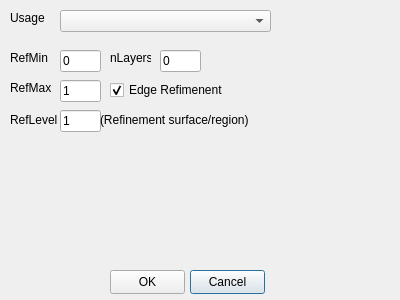
The window that src/stlDialog.ui (thawtar/ampersandCFD) describes before a commit, drawn with Qt 5.
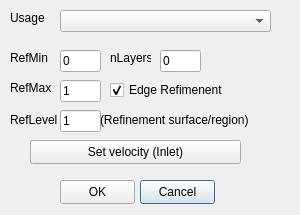
The same window after the commit.

Diff of the .ui file:
```diff
--- a/src/stlDialog.ui
+++ b/src/stlDialog.ui
@@ -6,8 +6,8 @@
    <rect>
     <x>0</x>
     <y>0</y>
-    <width>400</width>
-    <height>300</height>
+    <width>300</width>
+    <height>215</height>
    </rect>
   </property>
   <property name="windowTitle">
@@ -120,8 +120,8 @@
   <widget class="QPushButton" name="pushButtonCancel">
    <property name="geometry">
     <rect>
-     <x>190</x>
-     <y>270</y>
+     <x>140</x>
+     <y>180</y>
      <width>75</width>
      <height>24</height>
     </rect>
@@ -133,8 +133,8 @@
   <widget class="QPushButton" name="pushButtonOK">
    <property name="geometry">
     <rect>
-     <x>110</x>
-     <y>270</y>
+     <x>60</x>
+     <y>180</y>
      <width>75</width>
      <height>24</height>
     </rect>
@@ -198,6 +198,19 @@
     <string>(Refinement surface/region)</string>
    </property>
   </widget>
+  <widget class="QPushButton" name="pushButton">
+   <property name="geometry">
+    <rect>
+     <x>30</x>
+     <y>140</y>
+     <width>211</width>
+     <height>24</height>
+    </rect>
+   </property>
+   <property name="text">
+    <string>Set velocity (Inlet)</string>
+   </property>
+  </widget>
  </widget>
  <resources/>
  <connections/>
```
